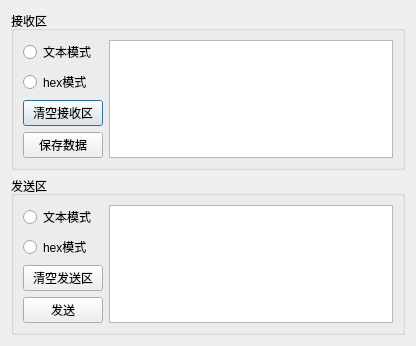
First picture: the form in ui_files/Send_Recv_Area.ui, repository lzd-1230/Debugging-assistant, before the edit.
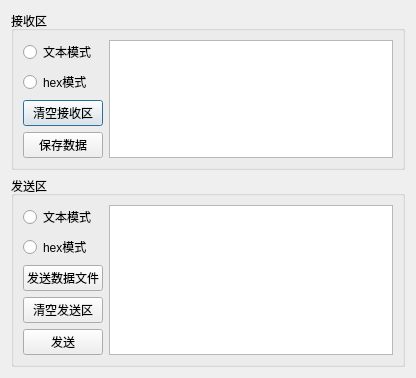
Second picture: the form after the edit.

Patch:
```diff
--- a/ui_files/Send_Recv_Area.ui
+++ b/ui_files/Send_Recv_Area.ui
@@ -7,7 +7,7 @@
     <x>0</x>
     <y>0</y>
     <width>416</width>
-    <height>330</height>
+    <height>368</height>
    </rect>
   </property>
   <property name="windowTitle">
@@ -66,6 +66,13 @@
      <layout class="QHBoxLayout" name="horizontalLayout_2">
       <item>
        <layout class="QGridLayout" name="gridLayout_2">
+        <item row="4" column="0">
+         <widget class="QPushButton" name="send_btn">
+          <property name="text">
+           <string>发送</string>
+          </property>
+         </widget>
+        </item>
         <item row="0" column="0">
          <widget class="QRadioButton" name="text_send_mode">
           <property name="text">
@@ -73,24 +80,24 @@
           </property>
          </widget>
         </item>
-        <item row="1" column="0">
-         <widget class="QRadioButton" name="hex_send_mode">
-          <property name="text">
-           <string>hex模式</string>
-          </property>
-         </widget>
-        </item>
-        <item row="2" column="0">
+        <item row="3" column="0">
          <widget class="QPushButton" name="clear_send_btn">
           <property name="text">
            <string>清空发送区</string>
           </property>
          </widget>
         </item>
-        <item row="3" column="0">
-         <widget class="QPushButton" name="send_btn">
+        <item row="1" column="0">
+         <widget class="QRadioButton" name="hex_send_mode">
           <property name="text">
-           <string>发送</string>
+           <string>hex模式</string>
+          </property>
+         </widget>
+        </item>
+        <item row="2" column="0">
+         <widget class="QPushButton" name="send_file_btn">
+          <property name="text">
+           <string>发送数据文件</string>
           </property>
          </widget>
         </item>
```
